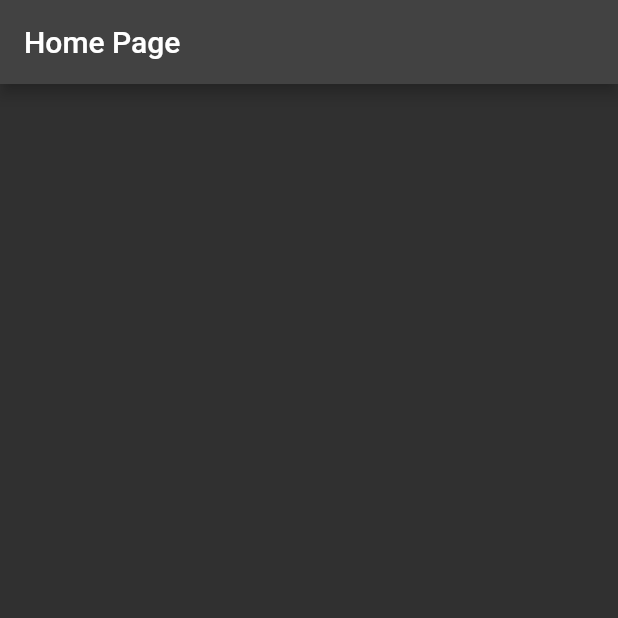
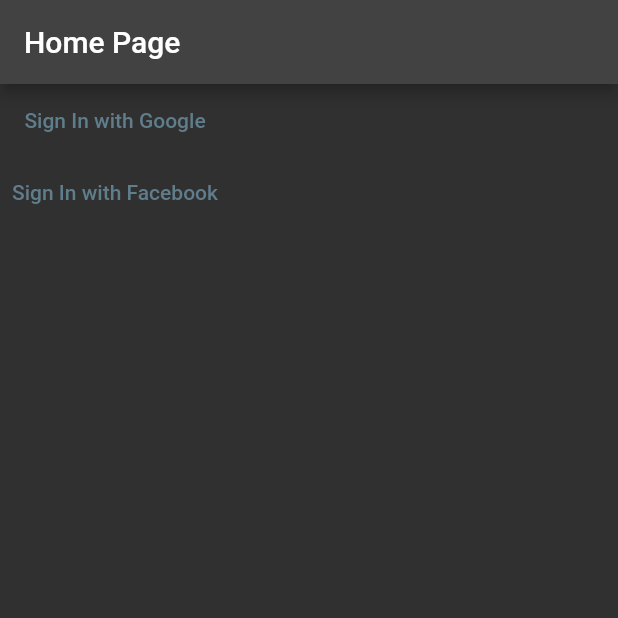
Before and after one commit to victoradepoju/my_instagram, a Flutter app: the screen it shows after launch, on a phone screen of 412 x 824 dp, the top half of it. Run offline on Flutter 3.47's test engine with Material 2 defaults, Android fonts, the phone set to English and light mode, and no system bars; our stand-ins replace firebase_auth, firebase_core, google_sign_in, hooks_riverpod; missing offline and left inert: flutter_facebook_auth; accounts and stored records are empty.

Commit message:
added authncator construc and started authstnotifr

```diff
--- a/lib/main.dart
+++ b/lib/main.dart
@@ -1,6 +1,13 @@
 import 'package:flutter/material.dart';
 import 'package:firebase_core/firebase_core.dart';
+import 'package:instagram_clone/state/auth/backend/authenticator.dart';
 import 'firebase_options.dart';
+
+import 'dart:developer' as devtools show log;
+
+extension Log on Object {
+  void log() => devtools.log(toString());
+}
 
 void main() async {
   WidgetsFlutterBinding.ensureInitialized();
@@ -43,6 +50,28 @@ class MyHomePage extends StatelessWidget {
       appBar: AppBar(
         title: const Text('Home Page'),
       ),
+      body: Column(
+        children: [
+          TextButton(
+            onPressed: () async {
+              final result = await Authenticator().loginWithGoogle();
+              result.log();
+            },
+            child: const Text(
+              'Sign In with Google',
+            ),
+          ),
+          TextButton(
+            onPressed: () async {
+              final result = await Authenticator().loginWithFacebook();
+              result.log();
+            },
+            child: const Text(
+              'Sign In with Facebook',
+            ),
+          ),
+        ],
+      ),
     );
   }
 }
--- a/lib/state/auth/backend/authenticator.dart
+++ b/lib/state/auth/backend/authenticator.dart
@@ -6,6 +6,8 @@ import 'package:instagram_clone/state/auth/models/auth_result.dart';
 import 'package:instagram_clone/state/posts/typedefs/user_id.dart';
 
 class Authenticator {
+  const Authenticator();
+
   // User? get currentUser => FirebaseAuth.instance.currentUser;
 
   UserId? get userId => FirebaseAuth.instance.currentUser?.uid;
--- /dev/null
+++ b/lib/state/auth/notifiers/auth_state_notifier.dart
@@ -0,0 +1,6 @@
+import 'package:hooks_riverpod/hooks_riverpod.dart';
+import 'package:instagram_clone/state/auth/models/auth_state.dart';
+
+class AuthStateNotifier extends StateNotifier<AuthState> {
+  AuthStateNotifier() : super(const AuthState.unknown());
+}
```
